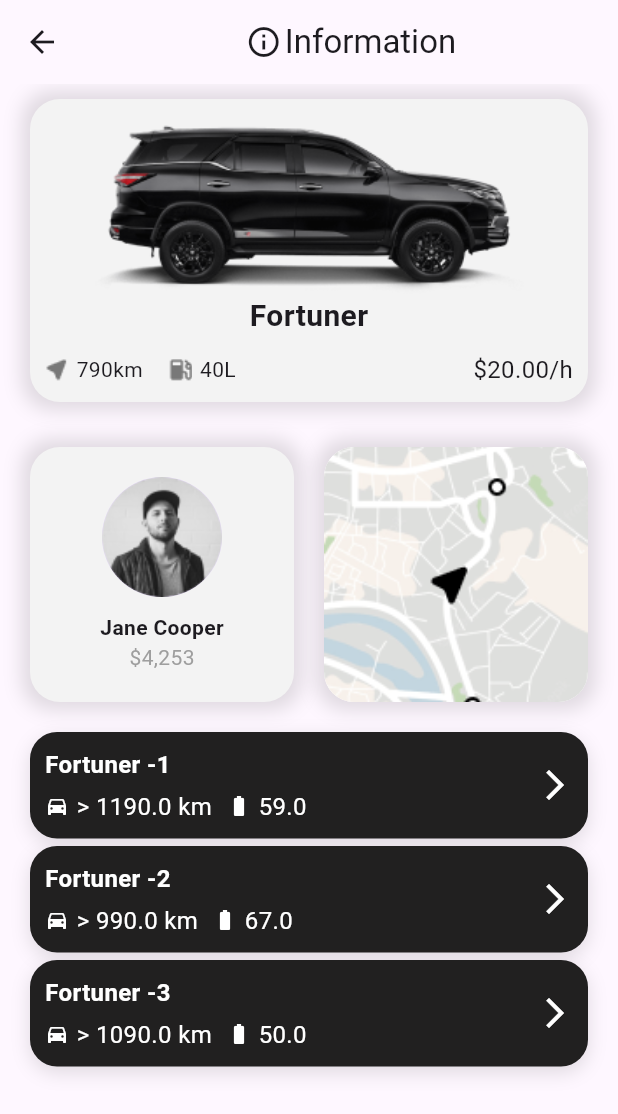
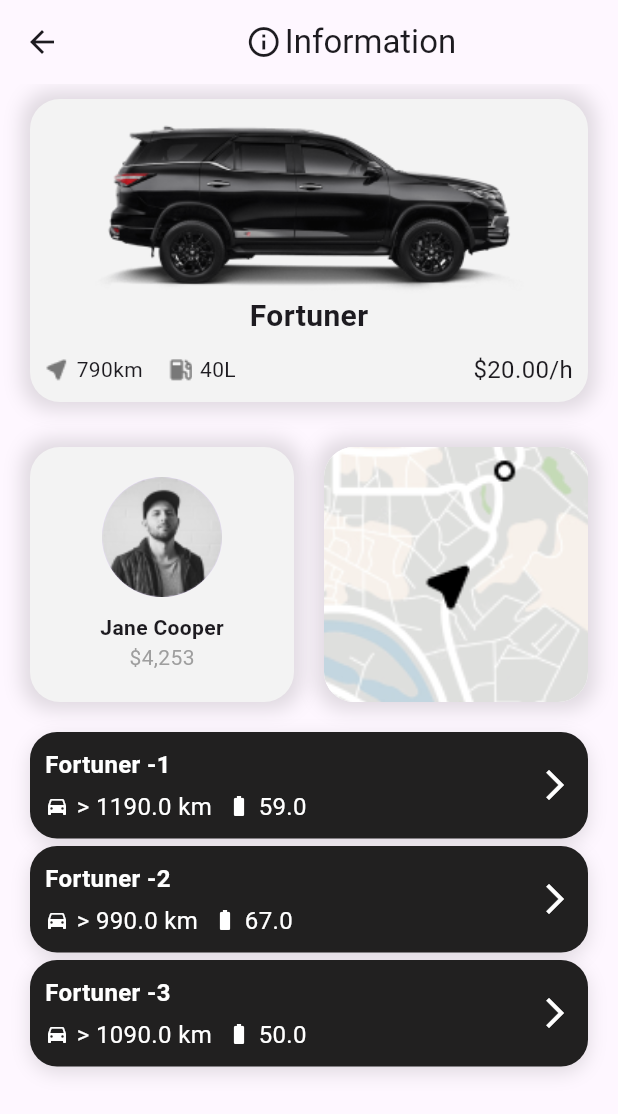
Before and after one commit to himanshulahoti20/CarRentApp_FlutterBLoC, a Flutter app: the CarListScreen screen opened directly, after a tap on "Fortuner", on a phone screen of 412 x 824 dp. Shown: the top 1114 px of the screen. Run offline on Flutter 3.47's test engine with Material 3 defaults, Android fonts, the phone set to English and light mode, and no system bars; our stand-ins replace cloud_firestore, firebase_core, flutter_map, latlong2; accounts and stored records are empty.

Commit message:
Implemented Clean Architecture.

```diff
--- /dev/null
+++ b/lib/domain/repositories/car_repository.dart
@@ -0,0 +1,5 @@
+import 'package:car_rent_app/data/models/car.dart';
+
+abstract class CarRepository {
+  Future<List<Car>> fetchCars();
+}
--- a/lib/features/screens/car_details_screen.dart
+++ b/lib/features/screens/car_details_screen.dart
@@ -4,9 +4,42 @@ import 'package:car_rent_app/features/widgets/car_card.dart';
 import 'package:car_rent_app/features/widgets/more_card.dart';
 import 'package:flutter/material.dart';
 
-class CarDetailsScreen extends StatelessWidget {
+class CarDetailsScreen extends StatefulWidget {
   final Car car;
   const CarDetailsScreen({super.key, required this.car});
+
+  @override
+  State<CarDetailsScreen> createState() => _CarDetailsScreenState();
+}
+
+class _CarDetailsScreenState extends State<CarDetailsScreen>
+    with SingleTickerProviderStateMixin {
+  AnimationController? _controller;
+  Animation<double>? _animation;
+
+  @override
+  void initState() {
+    _controller = AnimationController(
+      duration: const Duration(seconds: 3),
+      vsync: this,
+    );
+
+    _animation = Tween<double>(begin: 1.0, end: 1.5).animate(_controller!);
+
+    _animation!.addListener(() {
+      setState(() {});
+    });
+
+    _controller!.forward();
+
+    super.initState();
+  }
+
+  @override
+  void dispose() {
+    _controller!.forward();
+    super.dispose();
+  }
 
   @override
   Widget build(BuildContext context) {
@@ -29,11 +62,11 @@ class CarDetailsScreen extends StatelessWidget {
         children: [
           CarCard(
             car: Car(
-              model: car.model,
-              color: car.color,
-              distance: car.distance,
-              fuelCapacity: car.fuelCapacity,
-              pricePerHour: car.pricePerHour,
+              model: widget.car.model,
+              color: widget.car.color,
+              distance: widget.car.distance,
+              fuelCapacity: widget.car.fuelCapacity,
+              pricePerHour: widget.car.pricePerHour,
             ),
           ),
           const SizedBox(
@@ -90,11 +123,11 @@ class CarDetailsScreen extends StatelessWidget {
                         MaterialPageRoute(
                           builder: (context) => MapsDetailsScreen(
                             car: Car(
-                              model: car.model,
-                              color: car.color,
-                              distance: car.distance,
-                              fuelCapacity: car.fuelCapacity,
-                              pricePerHour: car.pricePerHour,
+                              model: widget.car.model,
+                              color: widget.car.color,
+                              distance: widget.car.distance,
+                              fuelCapacity: widget.car.fuelCapacity,
+                              pricePerHour: widget.car.pricePerHour,
                             ),
                           ),
                         ),
@@ -105,12 +138,6 @@ class CarDetailsScreen extends StatelessWidget {
                       decoration: BoxDecoration(
                         color: Colors.white,
                         borderRadius: BorderRadius.circular(20),
-                        image: const DecorationImage(
-                          image: AssetImage(
-                            'assets/maps.png',
-                          ),
-                          fit: BoxFit.cover,
-                        ),
                         boxShadow: const [
                           BoxShadow(
                             color: Colors.black12,
@@ -118,6 +145,17 @@ class CarDetailsScreen extends StatelessWidget {
                             spreadRadius: 5,
                           )
                         ],
+                      ),
+                      child: ClipRRect(
+                        borderRadius: BorderRadius.circular(20),
+                        child: Transform.scale(
+                          scale: _animation!.value,
+                          alignment: Alignment.center,
+                          child: Image.asset(
+                            'assets/maps.png',
+                            fit: BoxFit.cover,
+                          ),
+                        ),
                       ),
                     ),
                   ),
@@ -131,11 +169,11 @@ class CarDetailsScreen extends StatelessWidget {
               children: [
                 MoreCard(
                   car: Car(
-                    model: "${car.model} -1",
-                    color: car.color,
-                    distance: car.distance + 400,
-                    fuelCapacity: car.fuelCapacity + 19,
-                    pricePerHour: car.pricePerHour,
+                    model: "${widget.car.model} -1",
+                    color: widget.car.color,
+                    distance: widget.car.distance + 400,
+                    fuelCapacity: widget.car.fuelCapacity + 19,
+                    pricePerHour: widget.car.pricePerHour,
                   ),
                 ),
                 const SizedBox(
@@ -143,11 +181,11 @@ class CarDetailsScreen extends StatelessWidget {
                 ),
                 MoreCard(
                   car: Car(
-                    model: "${car.model} -2",
-                    color: car.color,
-                    distance: car.distance + 200,
-                    fuelCapacity: car.fuelCapacity + 27,
-                    pricePerHour: car.pricePerHour,
+                    model: "${widget.car.model} -2",
+                    color: widget.car.color,
+                    distance: widget.car.distance + 200,
+                    fuelCapacity: widget.car.fuelCapacity + 27,
+                    pricePerHour: widget.car.pricePerHour,
                   ),
                 ),
                 const SizedBox(
@@ -155,11 +193,11 @@ class CarDetailsScreen extends StatelessWidget {
                 ),
                 MoreCard(
                   car: Car(
-                    model: "${car.model} -3",
-                    color: car.color,
-                    distance: car.distance + 300,
-                    fuelCapacity: car.fuelCapacity + 10,
-                    pricePerHour: car.pricePerHour,
+                    model: "${widget.car.model} -3",
+                    color: widget.car.color,
+                    distance: widget.car.distance + 300,
+                    fuelCapacity: widget.car.fuelCapacity + 10,
+                    pricePerHour: widget.car.pricePerHour,
                   ),
                 ),
               ],
```
Also changed, not shown: lib/data/datasources/firebase_car_data_source.dart (added, +12 -0 lines), lib/data/models/car.dart (+10 -1 lines), lib/data/repositories/car_repository_impl.dart (added, +14 -0 lines), lib/domain/usecases/get_cars.dart (added, +12 -0 lines), lib/features/screens/maps_details_screen.dart (+7 -2 lines).
